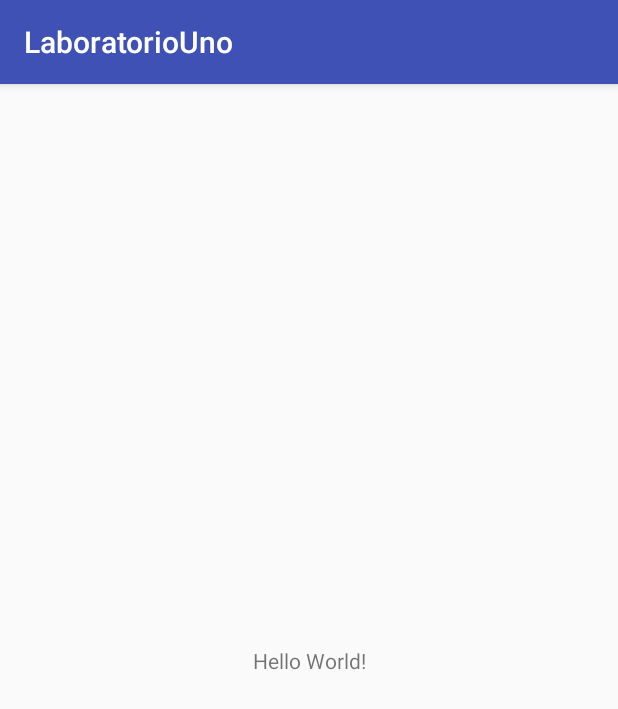
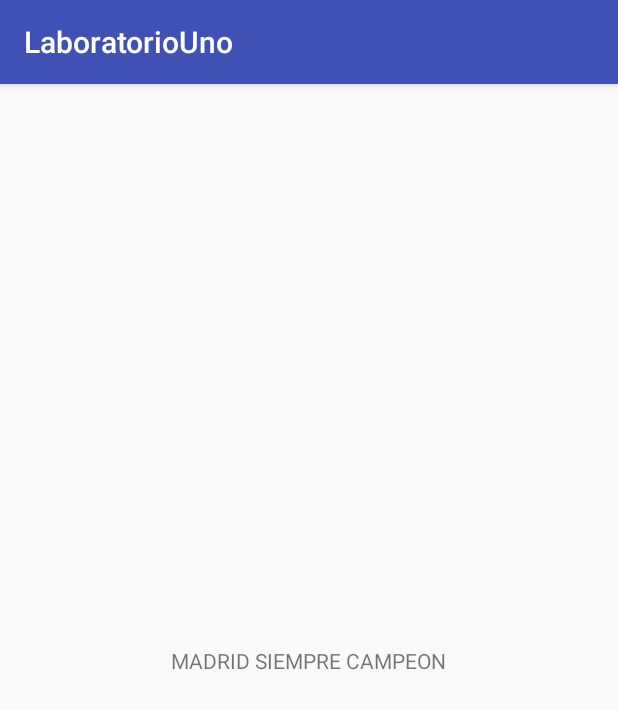
Before and after one commit to 00162317/PDM_Labo1_00162317, an Android app: the screen it shows after launch (MainActivity), on a phone screen of 412 x 824 dp. Shown: the top 709 px of the screen. Run offline under Robolectric (Android 15) with nearby library versions, the phone set to English and light mode, and no system bars.

Commit message:
Tercer Commit

```diff
--- a/app/src/main/res/layout/activity_main.xml
+++ b/app/src/main/res/layout/activity_main.xml
@@ -9,7 +9,7 @@
     <TextView
         android:layout_width="wrap_content"
         android:layout_height="wrap_content"
-        android:text="Hello World!"
+        android:text="MADRID SIEMPRE CAMPEON"
         app:layout_constraintBottom_toBottomOf="parent"
         app:layout_constraintLeft_toLeftOf="parent"
         app:layout_constraintRight_toRightOf="parent"
```
